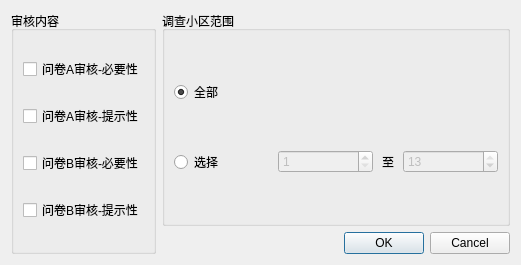
JosephineSu/Auditing, file questionCheckUI.ui: the form before one commit.
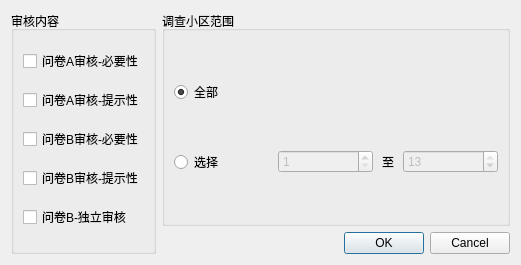
The form after the commit.

Diff of the .ui file:
```diff
--- a/questionCheckUI.ui
+++ b/questionCheckUI.ui
@@ -50,6 +50,13 @@
           </property>
          </widget>
         </item>
+        <item>
+         <widget class="QCheckBox" name="B_independent">
+          <property name="text">
+           <string>问卷B-独立审核</string>
+          </property>
+         </widget>
+        </item>
        </layout>
       </item>
      </layout>
```
